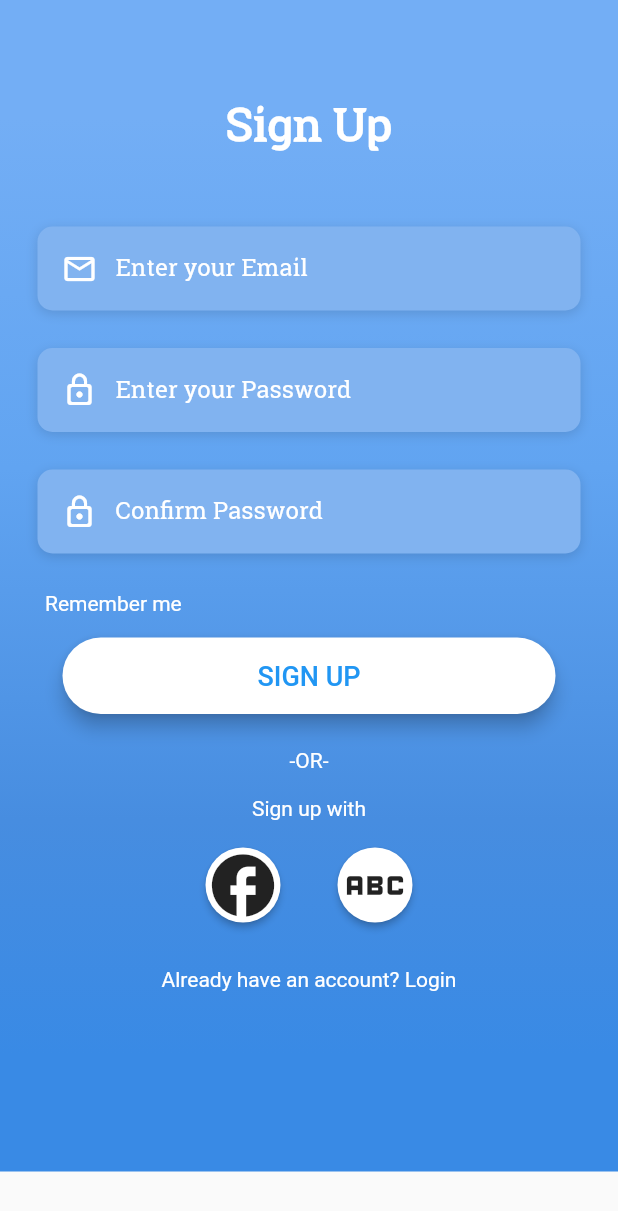
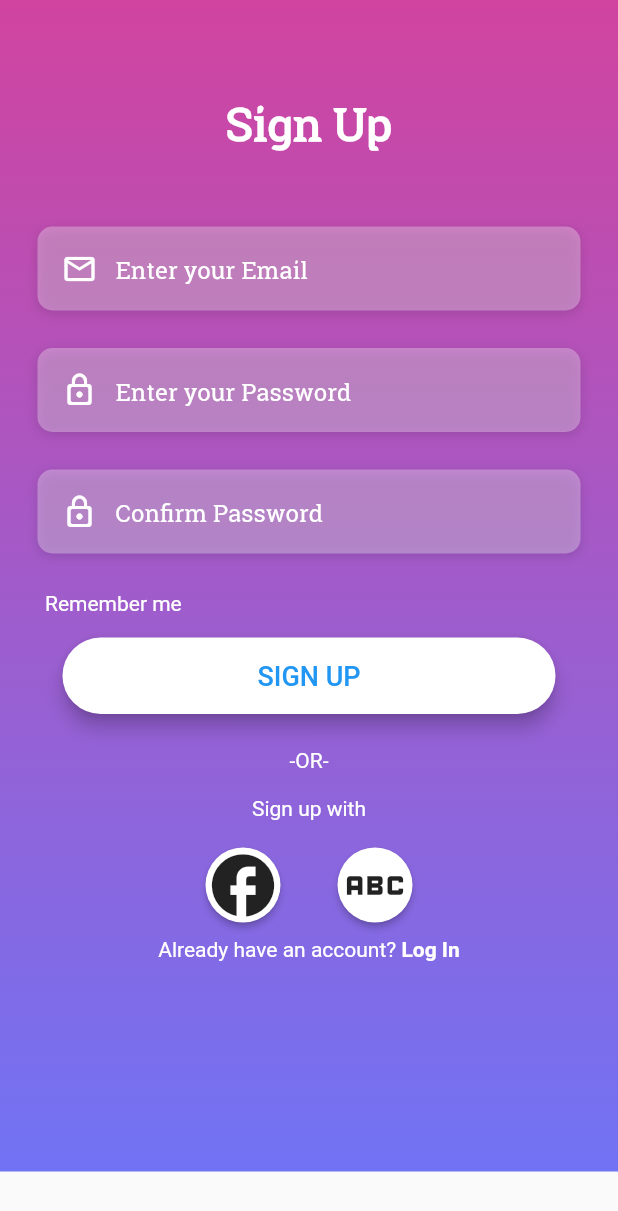
Before and after one commit to 29Niro/my_flutter_app, a Flutter app: the SignUpScreen screen opened directly, on a phone screen of 412 x 824 dp. Shown: the top 1211 px of the screen. Run offline on Flutter 3.47's test engine with Material 2 defaults, Android fonts, the phone set to English and light mode, and no system bars; our stand-ins replace firebase_auth, firebase_core; missing offline and left inert: numeric_keyboard; accounts and stored records are empty; network calls fail.

```diff
--- a/lib/signup_screen.dart
+++ b/lib/signup_screen.dart
@@ -1,9 +1,22 @@
+import 'package:firebase_auth/firebase_auth.dart';
 import 'package:flutter/material.dart';
 
 import 'otp_screen.dart';
 
-class SignUpScreen extends StatelessWidget {
+class SignUpScreen extends StatefulWidget {
   const SignUpScreen({super.key});
+
+  @override
+  State<SignUpScreen> createState() => _SignUpScreenState();
+}
+
+class _SignUpScreenState extends State<SignUpScreen> {
+  final TextEditingController _emailTextController = TextEditingController();
+  final TextEditingController _passwordTextController = TextEditingController();
+  final TextEditingController _checkPasswordTextController =
+      TextEditingController();
+
+  bool showOverlay = false;
 
   @override
   Widget build(BuildContext context) {
@@ -17,13 +30,10 @@ class SignUpScreen extends StatelessWidget {
                 begin: Alignment.topCenter,
                 end: Alignment.bottomCenter,
                 colors: [
-            Color(0xFF73AEF5),
-            Color(0xFF61A4F1),
-            Color(0xFF478DE0),
-            Color(0xFF398AE5),
-          ],
-          stops: [0.1, 0.4, 0.7, 0.9],
-        )),
+              Color.fromARGB(225, 203, 43, 147),
+              Color.fromARGB(225, 149, 70, 196),
+              Color.fromARGB(225, 94, 97, 244),
+            ])),
         child: Column(
             mainAxisAlignment: MainAxisAlignment.start,
             children: <Widget>[
@@ -46,7 +56,7 @@ class SignUpScreen extends StatelessWidget {
                 child: Container(
                   // height: 60.0,
                   decoration: BoxDecoration(
-                    color: const Color.fromARGB(255, 129, 179, 240),
+                    color: Colors.white.withOpacity(0.3),
                     borderRadius: BorderRadius.circular(10.0),
                     boxShadow: const [
                       BoxShadow(
@@ -56,11 +66,12 @@ class SignUpScreen extends StatelessWidget {
                       ),
                     ],
                   ),
-                  child: const Padding(
-                    padding: EdgeInsets.all(4.0),
+                  child: Padding(
+                    padding: const EdgeInsets.all(4.0),
                     child: TextField(
+                      controller: _emailTextController,
                       keyboardType: TextInputType.emailAddress,
-                      decoration: InputDecoration(
+                      decoration: const InputDecoration(
                           border: InputBorder.none,
                           contentPadding: EdgeInsets.only(top: 14.0),
                           prefixIcon: Icon(
@@ -72,6 +83,10 @@ class SignUpScreen extends StatelessWidget {
                               color: Colors.white,
                               fontFamily: 'Robika',
                               fontSize: 16)),
+                      style: TextStyle(
+                          color: Colors.white.withOpacity(0.9),
+                          fontWeight: FontWeight.w500,
+                          fontSize: 18.0),
                     ),
                   ),
                 ),
@@ -81,7 +96,7 @@ class SignUpScreen extends StatelessWidget {
                 child: Container(
                   // height: 60.0,
                   decoration: BoxDecoration(
-                    color: const Color.fromARGB(255, 129, 179, 240),
+                    color: Colors.white.withOpacity(0.3),
                     borderRadius: BorderRadius.circular(10.0),
                     boxShadow: const [
                       BoxShadow(
@@ -91,11 +106,12 @@ class SignUpScreen extends StatelessWidget {
                       ),
                     ],
                   ),
-                  child: const Padding(
-                    padding: EdgeInsets.all(4.0),
+                  child: Padding(
+                    padding: const EdgeInsets.all(4.0),
                     child: TextField(
+                      controller: _passwordTextController,
                       obscureText: true,
-                      decoration: InputDecoration(
+                      decoration: const InputDecoration(
                           border: InputBorder.none,
                           contentPadding: EdgeInsets.only(top: 14.0),
                           prefixIcon: Icon(
@@ -107,6 +123,10 @@ class SignUpScreen extends StatelessWidget {
                               color: Colors.white,
                               fontFamily: 'Robika',
                               fontSize: 16)),
+                      style: TextStyle(
+                          color: Colors.white.withOpacity(0.9),
+                          fontWeight: FontWeight.w500,
+                          fontSize: 18.0),
                     ),
                   ),
                 ),
@@ -119,7 +139,7 @@ class SignUpScreen extends StatelessWidget {
                 child: Container(
                   // height: 60.0,
                   decoration: BoxDecoration(
-                    color: const Color.fromARGB(255, 129, 179, 240),
+                    color: Colors.white.withOpacity(0.3),
                     borderRadius: BorderRadius.circular(10.0),
                     boxShadow: const [
                       BoxShadow(
@@ -129,11 +149,12 @@ class SignUpScreen extends StatelessWidget {
                       ),
                     ],
                   ),
-                  child: const Padding(
-                    padding: EdgeInsets.all(4.0),
+                  child: Padding(
+                    padding: const EdgeInsets.all(4.0),
                     child: TextField(
+                      controller: _checkPasswordTextController,
                       obscureText: true,
-                      decoration: InputDecoration(
+                      decoration: const InputDecoration(
                           border: InputBorder.none,
                           contentPadding: EdgeInsets.only(top: 14.0),
                           prefixIcon: Icon(
@@ -145,6 +166,10 @@ class SignUpScreen extends StatelessWidget {
                               color: Colors.white,
                               fontFamily: 'Robika',
                               fontSize: 16)),
+                      style: TextStyle(
+                          color: Colors.white.withOpacity(0.9),
+                          fontWeight: FontWeight.w500,
+                          fontSize: 18.0),
                     ),
                   ),
                 ),
@@ -178,10 +203,27 @@ class SignUpScreen extends StatelessWidget {
                       padding: const EdgeInsets.only(
                           left: 130, top: 15, right: 130, bottom: 15)),
                   onPressed: () {
+                    if (_passwordTextController.text ==
+                        _checkPasswordTextController.text) {
+                      FirebaseAuth.instance
+                          .createUserWithEmailAndPassword(
+                              email: _emailTextController.text,
+                              password: _passwordTextController.text)
+                          .then((value) {
+                        // ignore: avoid_print
+                        print("Created New Account");
                         Navigator.push(
                             context,
                             MaterialPageRoute(
                                 builder: ((context) => const OtpScreen())));
+                      }).onError((error, stackTrace) {
+                        // ignore: avoid_print
+                        print("Error ${error.toString()}");
+                      });
+                    } else {
+                      // ignore: avoid_print
+                      print("Passwords dosn't match");
+                    }
                   },
                   child: const Text(
                     'SIGN UP',
@@ -231,17 +273,31 @@ class SignUpScreen extends StatelessWidget {
                   ],
                 ),
               ),
-              Container(
-                margin: const EdgeInsets.all(20),
-                child: InkWell(
+              Row(
+                mainAxisAlignment: MainAxisAlignment.center,
+                children: [
+                  const Text(
+                    "Already have an account? ",
+                    style: TextStyle(color: Colors.white),
+                  ),
+                  InkWell(
                       onTap: () {
                         Navigator.pop(context);
+                        setState(() {
+                          showOverlay = true;
+                        });
+                        Future.delayed(const Duration(seconds: 5), () {
+                          setState(() {
+                            showOverlay = false;
+                          });
+                        });
                       },
                       child: const Text(
-                    "Already have an account? Login",
-                    style: TextStyle(color: Colors.white),
-                  ),
-                ),
+                        "Log In",
+                        style: TextStyle(
+                            color: Colors.white, fontWeight: FontWeight.bold),
+                      )),
+                ],
               ),
             ]),
       ),
--- a/pubspec.yaml
+++ b/pubspec.yaml
@@ -36,7 +36,10 @@ dependencies:
   # Use with the CupertinoIcons class for iOS style icons.
   cupertino_icons: ^1.0.2
   numeric_keyboard: ^1.1.0
-  http: ^0.12.0+2
+  http: ^0.13.5
+  firebase_core: ^2.3.0
+  firebase_auth: ^4.1.5
+  flutter_spinkit: ^5.1.0
 
 dev_dependencies:
   flutter_test:
```
Also changed, not shown: lib/home_page.dart (+10 -3 lines), lib/login_screen.dart (+72 -21 lines), lib/main.dart (+5 -2 lines), lib/otp_screen.dart (+11 -2 lines), pubspec.lock, 4 other files. Lines whose indentation alone changed are shown as unchanged.
